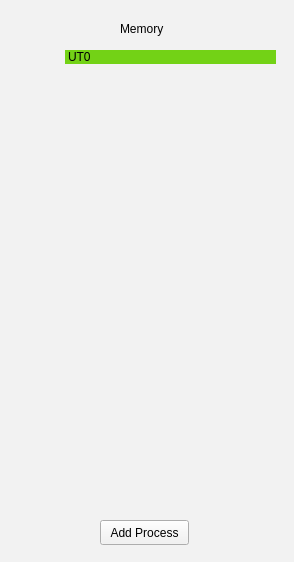
First picture: the form in MemoryView.ui, repository AmrHosam/Memory-Allocation-using-Segmentation, before the edit.
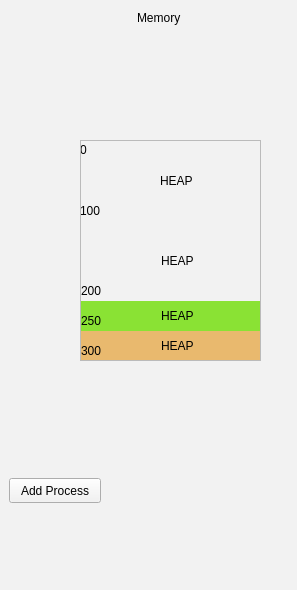
Second picture: the form after the edit.

Commit message: Memory view baic layout

What changed in the file:
```diff
--- a/MemoryView.ui
+++ b/MemoryView.ui
@@ -6,8 +6,8 @@
    <rect>
     <x>0</x>
     <y>0</y>
-    <width>294</width>
-    <height>562</height>
+    <width>297</width>
+    <height>590</height>
    </rect>
   </property>
   <property name="windowTitle">
@@ -19,9 +19,9 @@
   <widget class="QPushButton" name="pushButton">
    <property name="geometry">
     <rect>
-     <x>100</x>
-     <y>520</y>
-     <width>89</width>
+     <x>9</x>
+     <y>478</y>
+     <width>92</width>
      <height>25</height>
     </rect>
    </property>
@@ -29,42 +29,12 @@
     <string>Add Process</string>
    </property>
   </widget>
-  <widget class="QListWidget" name="listWidget">
-   <property name="geometry">
-    <rect>
-     <x>65</x>
-     <y>50</y>
-     <width>211</width>
-     <height>461</height>
-    </rect>
-   </property>
-   <property name="frameShape">
-    <enum>QFrame::NoFrame</enum>
-   </property>
-   <property name="frameShadow">
-    <enum>QFrame::Sunken</enum>
-   </property>
-   <item>
-    <property name="text">
-     <string>UT0</string>
-    </property>
-    <property name="background">
-     <brush brushstyle="SolidPattern">
-      <color alpha="255">
-       <red>115</red>
-       <green>210</green>
-       <blue>22</blue>
-      </color>
-     </brush>
-    </property>
-   </item>
-  </widget>
   <widget class="QLabel" name="label">
    <property name="geometry">
     <rect>
-     <x>120</x>
-     <y>20</y>
-     <width>67</width>
+     <x>137</x>
+     <y>9</y>
+     <width>58</width>
      <height>17</height>
     </rect>
    </property>
@@ -72,22 +42,194 @@
     <string>Memory</string>
    </property>
   </widget>
-  <widget class="QListWidget" name="listWidget_2">
+  <widget class="QScrollArea" name="scrollArea">
    <property name="geometry">
     <rect>
-     <x>15</x>
-     <y>40</y>
-     <width>50</width>
-     <height>481</height>
+     <x>80</x>
+     <y>140</y>
+     <width>181</width>
+     <height>221</height>
     </rect>
    </property>
-   <property name="styleSheet">
-    <string notr="true">background-color: rgb(242, 242, 242);
-</string>
+   <property name="sizeAdjustPolicy">
+    <enum>QAbstractScrollArea::AdjustToContents</enum>
    </property>
-   <property name="frameShape">
-    <enum>QFrame::NoFrame</enum>
+   <property name="widgetResizable">
+    <bool>true</bool>
    </property>
+   <widget class="QWidget" name="scrollAreaWidgetContents">
+    <property name="geometry">
+     <rect>
+      <x>0</x>
+      <y>0</y>
+      <width>179</width>
+      <height>219</height>
+     </rect>
+    </property>
+    <widget class="QWidget" name="widget_3" native="true">
+     <property name="geometry">
+      <rect>
+       <x>0</x>
+       <y>160</y>
+       <width>181</width>
+       <height>30</height>
+      </rect>
+     </property>
+     <property name="styleSheet">
+      <string notr="true">background-color: rgb(138, 226, 52);</string>
+     </property>
+     <widget class="QLabel" name="label_6">
+      <property name="geometry">
+       <rect>
+        <x>80</x>
+        <y>0</y>
+        <width>101</width>
+        <height>30</height>
+       </rect>
+      </property>
+      <property name="text">
+       <string>HEAP</string>
+      </property>
+     </widget>
+     <widget class="QLabel" name="label_8">
+      <property name="geometry">
+       <rect>
+        <x>0</x>
+        <y>10</y>
+        <width>67</width>
+        <height>20</height>
+       </rect>
+      </property>
+      <property name="text">
+       <string>250</string>
+      </property>
+     </widget>
+    </widget>
+    <widget class="QWidget" name="widget" native="true">
+     <property name="geometry">
+      <rect>
+       <x>-1</x>
+       <y>0</y>
+       <width>181</width>
+       <height>80</height>
+      </rect>
+     </property>
+     <widget class="QLabel" name="label_2">
+      <property name="geometry">
+       <rect>
+        <x>80</x>
+        <y>0</y>
+        <width>101</width>
+        <height>80</height>
+       </rect>
+      </property>
+      <property name="text">
+       <string>HEAP</string>
+      </property>
+     </widget>
+     <widget class="QLabel" name="label_3">
+      <property name="geometry">
+       <rect>
+        <x>0</x>
+        <y>0</y>
+        <width>67</width>
+        <height>17</height>
+       </rect>
+      </property>
+      <property name="text">
+       <string>0</string>
+      </property>
+     </widget>
+     <widget class="QLabel" name="label_4">
+      <property name="geometry">
+       <rect>
+        <x>0</x>
+        <y>60</y>
+        <width>67</width>
+        <height>20</height>
+       </rect>
+      </property>
+      <property name="text">
+       <string>100</string>
+      </property>
+     </widget>
+    </widget>
+    <widget class="QWidget" name="widget_4" native="true">
+     <property name="geometry">
+      <rect>
+       <x>0</x>
+       <y>190</y>
+       <width>181</width>
+       <height>30</height>
+      </rect>
+     </property>
+     <property name="styleSheet">
+      <string notr="true">background-color: rgb(233, 185, 110);</string>
+     </property>
+     <widget class="QLabel" name="label_9">
+      <property name="geometry">
+       <rect>
+        <x>80</x>
+        <y>0</y>
+        <width>101</width>
+        <height>30</height>
+       </rect>
+      </property>
+      <property name="text">
+       <string>HEAP</string>
+      </property>
+     </widget>
+     <widget class="QLabel" name="label_10">
+      <property name="geometry">
+       <rect>
+        <x>0</x>
+        <y>10</y>
+        <width>67</width>
+        <height>20</height>
+       </rect>
+      </property>
+      <property name="text">
+       <string>300</string>
+      </property>
+     </widget>
+    </widget>
+    <widget class="QWidget" name="widget_2" native="true">
+     <property name="geometry">
+      <rect>
+       <x>0</x>
+       <y>80</y>
+       <width>181</width>
+       <height>80</height>
+      </rect>
+     </property>
+     <widget class="QLabel" name="label_5">
+      <property name="geometry">
+       <rect>
+        <x>80</x>
+        <y>0</y>
+        <width>101</width>
+        <height>80</height>
+       </rect>
+      </property>
+      <property name="text">
+       <string>HEAP</string>
+      </property>
+     </widget>
+     <widget class="QLabel" name="label_7">
+      <property name="geometry">
+       <rect>
+        <x>0</x>
+        <y>60</y>
+        <width>67</width>
+        <height>20</height>
+       </rect>
+      </property>
+      <property name="text">
+       <string>200</string>
+      </property>
+     </widget>
+    </widget>
+   </widget>
   </widget>
  </widget>
  <resources/>
```
The commit also changes 1 other file.
